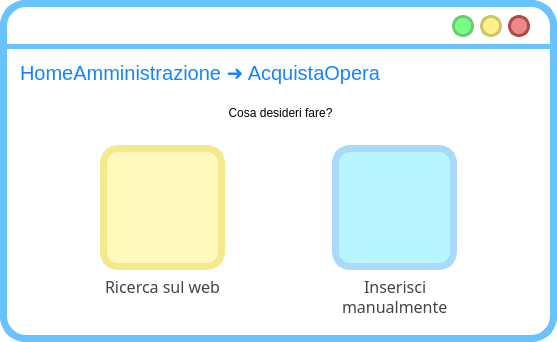
Above: ui/AcquistaOpera.ui from SbattellaMattia/SoftwareEngineering before the change. Below: the same form after it.
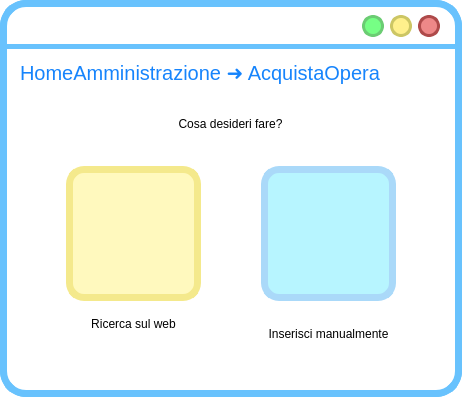
That is the form after the change. Icons and pictures are not drawn.

```diff
--- a/ui/AcquistaOpera.ui
+++ b/ui/AcquistaOpera.ui
@@ -6,8 +6,8 @@
    <rect>
     <x>0</x>
     <y>0</y>
-    <width>557</width>
-    <height>342</height>
+    <width>462</width>
+    <height>397</height>
    </rect>
   </property>
   <property name="windowTitle">
@@ -58,7 +58,7 @@
    <widget class="QPushButton" name="reduceButton">
     <property name="geometry">
      <rect>
-      <x>452</x>
+      <x>362</x>
       <y>15</y>
       <width>22</width>
       <height>22</height>
@@ -109,7 +109,7 @@
    <widget class="QPushButton" name="exitButton">
     <property name="geometry">
      <rect>
-      <x>508</x>
+      <x>418</x>
       <y>15</y>
       <width>22</width>
       <height>22</height>
@@ -160,7 +160,7 @@
    <widget class="QPushButton" name="maximizeButton">
     <property name="geometry">
      <rect>
-      <x>480</x>
+      <x>390</x>
       <y>15</y>
       <width>22</width>
       <height>22</height>
@@ -208,49 +208,12 @@
      <string/>
     </property>
    </widget>
-   <widget class="QLabel" name="label_18">
-    <property name="geometry">
-     <rect>
-      <x>424</x>
-      <y>57</y>
-      <width>36</width>
-      <height>36</height>
-     </rect>
-    </property>
-    <property name="font">
-     <font>
-      <family>Lato Light</family>
-      <pointsize>20</pointsize>
-      <weight>50</weight>
-      <italic>false</italic>
-      <bold>false</bold>
-     </font>
-    </property>
-    <property name="cursor">
-     <cursorShape>PointingHandCursor</cursorShape>
-    </property>
-    <property name="autoFillBackground">
-     <bool>false</bool>
-    </property>
-    <property name="styleSheet">
-     <string notr="true">background-color: rgba(255, 255, 255,0);</string>
-    </property>
-    <property name="text">
-     <string/>
-    </property>
-    <property name="pixmap">
-     <pixmap>:/icons/arrow_back_FILL1_wght700_GRAD200_opsz48_risultato.png</pixmap>
-    </property>
-    <property name="scaledContents">
-     <bool>true</bool>
-    </property>
-   </widget>
    <widget class="QLabel" name="titoloLabel_2">
     <property name="geometry">
      <rect>
       <x>20</x>
       <y>57</y>
-      <width>431</width>
+      <width>371</width>
       <height>31</height>
      </rect>
     </property>
@@ -268,7 +231,7 @@
    <widget class="QLabel" name="indietroLabel">
     <property name="geometry">
      <rect>
-      <x>490</x>
+      <x>400</x>
       <y>60</y>
       <width>38</width>
       <height>38</height>
@@ -309,10 +272,10 @@
    <widget class="QLabel" name="ricercaSulWebButton">
     <property name="geometry">
      <rect>
-      <x>100</x>
-      <y>145</y>
-      <width>125</width>
-      <height>125</height>
+      <x>66</x>
+      <y>166</y>
+      <width>135</width>
+      <height>135</height>
      </rect>
     </property>
     <property name="cursor">
@@ -351,10 +314,10 @@
    <widget class="QLabel" name="inserisciManualmenteButton">
     <property name="geometry">
      <rect>
-      <x>332</x>
-      <y>145</y>
-      <width>125</width>
-      <height>125</height>
+      <x>261</x>
+      <y>166</y>
+      <width>135</width>
+      <height>135</height>
      </rect>
     </property>
     <property name="cursor">
@@ -390,81 +353,12 @@
      <number>17</number>
     </property>
    </widget>
-   <widget class="QLineEdit" name="lineEdit_4">
-    <property name="geometry">
-     <rect>
-      <x>340</x>
-      <y>295</y>
-      <width>111</width>
-      <height>22</height>
-     </rect>
-    </property>
-    <property name="layoutDirection">
-     <enum>Qt::LeftToRight</enum>
-    </property>
-    <property name="styleSheet">
-     <string notr="true">left: 171px;
-top: 623px;
-width: 99px;
-height: 38px;
-color: rgba(16, 16, 16,200);
-background-color: rgba(255, 255, 255,0);
-font-size: 16px;
-text-align: center;
-font-family: Lato-light;</string>
-    </property>
-    <property name="text">
-     <string>manualmente</string>
-    </property>
-    <property name="alignment">
-     <set>Qt::AlignCenter</set>
-    </property>
-    <property name="dragEnabled">
-     <bool>false</bool>
-    </property>
-    <property name="readOnly">
-     <bool>false</bool>
-    </property>
-   </widget>
-   <widget class="QLineEdit" name="lineEdit">
-    <property name="geometry">
-     <rect>
-      <x>103</x>
-      <y>275</y>
-      <width>121</width>
-      <height>22</height>
-     </rect>
-    </property>
-    <property name="styleSheet">
-     <string notr="true">left: 171px;
-top: 623px;
-width: 99px;
-height: 38px;
-color: rgba(16, 16, 16,200);
-background-color: rgba(255, 255, 255,0);
-font-size: 16px;
-text-align: center;
-font-family: Lato-light;</string>
-    </property>
-    <property name="text">
-     <string>Ricerca sul web</string>
-    </property>
-    <property name="alignment">
-     <set>Qt::AlignCenter</set>
-    </property>
-    <property name="dragEnabled">
-     <bool>false</bool>
-    </property>
-    <property name="readOnly">
-     <bool>false</bool>
-    </property>
-   </widget>
    <widget class="QLabel" name="label_4">
     <property name="geometry">
      <rect>
       <x>10</x>
-      <y>88</y>
-      <width>541</width>
+      <y>99</y>
+      <width>441</width>
       <height>51</height>
      </rect>
     </property>
@@ -478,37 +372,57 @@
      <string>&lt;html&gt;&lt;head/&gt;&lt;body&gt;&lt;p align=&quot;center&quot;&gt;Cosa desideri fare?&lt;/p&gt;&lt;/body&gt;&lt;/html&gt;</string>
     </property>
    </widget>
-   <widget class="QLineEdit" name="lineEdit_3">
+   <widget class="QLabel" name="label_5">
     <property name="geometry">
      <rect>
-      <x>340</x>
-      <y>275</y>
-      <width>111</width>
-      <height>22</height>
+      <x>58</x>
+      <y>308</y>
+      <width>151</width>
+      <height>31</height>
      </rect>
     </property>
     <property name="styleSheet">
-     <string notr="true">left: 171px;
-top: 623px;
-width: 99px;
-height: 38px;
-color: rgba(16, 16, 16,200);
+     <string notr="true">QLabel{
+font: 25 14pt &quot;Lato Light&quot;;
 background-color: rgba(255, 255, 255,0);
-font-size: 16px;
-text-align: center;
-font-family: Lato-light;</string>
+}</string>
     </property>
     <property name="text">
-     <string>Inserisci</string>
+     <string>Ricerca sul web</string>
     </property>
+    <property name="textFormat">
+     <enum>Qt::PlainText</enum>
+    </property>
     <property name="alignment">
      <set>Qt::AlignCenter</set>
     </property>
-    <property name="dragEnabled">
-     <bool>false</bool>
+   </widget>
+   <widget class="QLabel" name="label_6">
+    <property name="geometry">
+     <rect>
+      <x>253</x>
+      <y>308</y>
+      <width>151</width>
+      <height>51</height>
+     </rect>
     </property>
-    <property name="readOnly">
-     <bool>false</bool>
+    <property name="styleSheet">
+     <string notr="true">QLabel{
+font: 25 14pt &quot;Lato Light&quot;;
+background-color: rgba(255, 255, 255,0);
+}</string>
+    </property>
+    <property name="text">
+     <string>Inserisci manualmente</string>
+    </property>
+    <property name="textFormat">
+     <enum>Qt::PlainText</enum>
+    </property>
+    <property name="alignment">
+     <set>Qt::AlignCenter</set>
+    </property>
+    <property name="wordWrap">
+     <bool>true</bool>
     </property>
    </widget>
   </widget>
```
